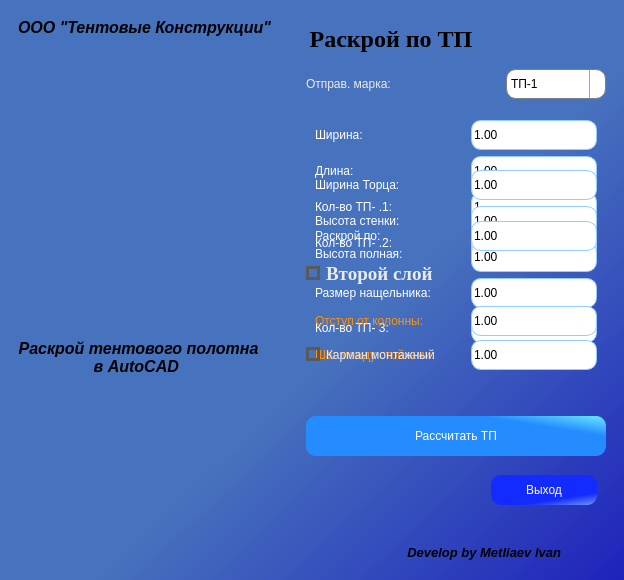
Before: the Qt Designer form ui/calcul_menuv2.ui in Aironbor/AutoCAD-script, drawn with Qt 5.
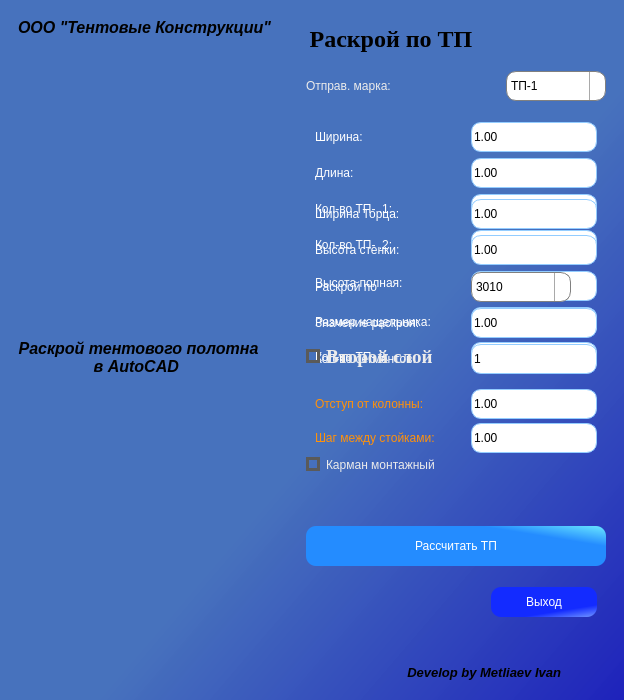
After: the same form once the commit is applied. Icons and pictures are not drawn.

Patch:
```diff
--- a/ui/calcul_menuv2.ui
+++ b/ui/calcul_menuv2.ui
@@ -7,13 +7,13 @@
     <x>0</x>
     <y>0</y>
     <width>624</width>
-    <height>580</height>
+    <height>700</height>
    </rect>
   </property>
   <property name="minimumSize">
    <size>
     <width>624</width>
-    <height>580</height>
+    <height>700</height>
    </size>
   </property>
   <property name="maximumSize">
@@ -1414,14 +1414,26 @@
             <property name="minimumSize">
              <size>
               <width>271</width>
-              <height>48</height>
+              <height>120</height>
+             </size>
+            </property>
+            <property name="maximumSize">
+             <size>
+              <width>16777215</width>
+              <height>81</height>
              </size>
             </property>
             <property name="styleSheet">
              <string notr="true">color:white;</string>
             </property>
             <layout class="QFormLayout" name="formLayout_6">
-             <item row="0" column="0">
+             <property name="topMargin">
+              <number>5</number>
+             </property>
+             <property name="bottomMargin">
+              <number>5</number>
+             </property>
+             <item row="3" column="0">
               <widget class="QLabel" name="label_9">
                <property name="minimumSize">
                 <size>
@@ -1439,11 +1451,11 @@
                 <string notr="true">font: 14pt &quot;Times New Roman&quot;;</string>
                </property>
                <property name="text">
-                <string>Раскрой по:</string>
+                <string>Значение раскроя:</string>
                </property>
               </widget>
              </item>
-             <item row="0" column="1">
+             <item row="3" column="1">
               <widget class="QDoubleSpinBox" name="count_doubleSpinBox_2">
                <property name="minimumSize">
                 <size>
@@ -1534,6 +1546,241 @@
                </property>
               </widget>
              </item>
+             <item row="1" column="1">
+              <widget class="QComboBox" name="cutt_comboBox">
+               <property name="minimumSize">
+                <size>
+                 <width>100</width>
+                 <height>30</height>
+                </size>
+               </property>
+               <property name="maximumSize">
+                <size>
+                 <width>100</width>
+                 <height>30</height>
+                </size>
+               </property>
+               <property name="styleSheet">
+                <string notr="true">QComboBox {
+    border: 1px solid gray;
+    border-radius: 10px;
+    font: 75 14pt &quot;Times New Roman&quot;;
+	color: black;
+}
+QComboBox QAbstractItemView {
+    border: 3px solid darkgray;
+    selection-background-color:qlineargradient(spread:pad, x1:0.886, y1:0.0625, x2:1, y2:0, stop:0.869318 rgba(0, 124, 255, 237), stop:1 rgba(255, 255, 255, 255));
+	color: black;
+}
+QComboBox:on { /* shift the text when the popup opens */
+    padding-top: 3px;
+    padding-left: 4px;
+	color: black;
+}
+
+QComboBox::drop-down {
+    subcontrol-origin: padding;
+    subcontrol-position: top right;
+    width: 15px;
+    border-left-width: 1px;
+    border-left-color: darkgray;
+    border-left-style: solid; /* just a single line */
+    border-top-right-radius: 3px; /* same radius as the QComboBox */
+    border-bottom-right-radius: 3px;
+	color: black;
+}
+
+QComboBox::down-arrow {
+    image:url(:/arrow/dop/arrow.png);
+	height: 18;
+	width: 18;
+}
+
+QComboBox::down-arrow:on { /* shift the arrow when popup is open */
+    top: 1px;
+    left: 1px;
+}
+QComboBox:editable {
+    background: white;
+	color: black;
+	}
+
+QComboBox:!editable, QComboBox::drop-down:editable {
+     background: qlineargradient(x1: 0, y1: 0, x2: 0, y2: 1,
+                                 stop: 0 #E1E1E1, stop: 0.4 #DDDDDD,
+                                 stop: 0.5 #D8D8D8, stop: 1.0 #D3D3D3);
+}
+
+/* QComboBox gets the &quot;on&quot; state when the popup is open */
+QComboBox:!editable:on, QComboBox::drop-down:editable:on {
+    background: qlineargradient(x1: 0, y1: 0, x2: 0, y2: 1,
+                                stop: 0 #D3D3D3, stop: 0.4 #D8D8D8,
+                                stop: 0.5 #DDDDDD, stop: 1.0 #E1E1E1);
+}
+QComboBox QAbstractItemView::item:hover {
+    color: black;
+    background-color: lightgreen;   /*  The whole drop-down window crosss the background color of each item */
+}
+
+/*  After dropping, the entire drop-down window is selected for each pattern. */
+QComboBox QAbstractItemView::item:selected {
+   	color: black;
+    background-color: lightgreen;
+}
+QComboBox:hover {
+    background:qradialgradient(spread:pad, cx:0.5, cy:0.5, radius:0.5, fx:0.5, fy:0.5, stop:0 rgba(209, 248, 255, 255), stop:1 rgba(234, 255, 255, 255));
+	color: black;
+}</string>
+               </property>
+               <item>
+                <property name="text">
+                 <string>3010</string>
+                </property>
+               </item>
+               <item>
+                <property name="text">
+                 <string>2510</string>
+                </property>
+               </item>
+               <item>
+                <property name="text">
+                 <string>Другой</string>
+                </property>
+               </item>
+              </widget>
+             </item>
+             <item row="1" column="0">
+              <widget class="QLabel" name="label_13">
+               <property name="minimumSize">
+                <size>
+                 <width>150</width>
+                 <height>30</height>
+                </size>
+               </property>
+               <property name="maximumSize">
+                <size>
+                 <width>150</width>
+                 <height>30</height>
+                </size>
+               </property>
+               <property name="styleSheet">
+                <string notr="true">font: 14pt &quot;Times New Roman&quot;;</string>
+               </property>
+               <property name="text">
+                <string>Раскрой по</string>
+               </property>
+              </widget>
+             </item>
+             <item row="4" column="1">
+              <widget class="QSpinBox" name="quantity_arc_spinBox">
+               <property name="minimumSize">
+                <size>
+                 <width>0</width>
+                 <height>30</height>
+                </size>
+               </property>
+               <property name="maximumSize">
+                <size>
+                 <width>16777215</width>
+                 <height>30</height>
+                </size>
+               </property>
+               <property name="toolTip">
+                <string>Кол-во сегментов арки</string>
+               </property>
+               <property name="styleSheet">
+                <string notr="true">QSpinBox{
+    background-color:white;
+	border : 1px solid;
+	border-color:rgb(148, 205, 255);
+    border-radius: 10%;
+	color:black;
+	font: 14pt &quot;Times New Roman&quot;;
+ }
+
+QSpinBox:focus{
+	border : 1px solid;
+     border-color:rgb(137, 198, 255);
+	 color:black;
+ }
+QSpinBox::up-button {
+ 	border-radius: 8%;	
+	height: 15;
+	width: 15;
+    subcontrol-position: top right; /* position at the top right corner */
+
+}
+QSpinBox::up-button:hover {
+	background:qlineargradient(spread:pad, x1:0, y1:0.483, x2:1, y2:0.460227, stop:0 rgba(122, 218, 99, 104), stop:1 rgba(118, 255, 128, 255));
+    border:1px solid;
+	border-radius:8%;
+	border-color:rgb(10, 255, 174);
+}
+
+QSpinBox::up-arrow{
+	border-image:url(:/other/dop/Navigate-up-icon.png);
+	height: 12;
+	width: 12;
+}
+QSpinBox::up-arrow:on { /* shift the arrow when popup is open */
+	border: 1 px solid;
+     border-width: 0;
+     border-top-width: 0;
+}
+QSpinBox::down-button {
+ 	border-radius: 8%;	
+	height: 15;
+	width: 15;
+    subcontrol-position:bottom right; /* position at the top right corner */
+
+}
+QSpinBox::down-button:hover {
+	background:qlineargradient(spread:pad, x1:0, y1:0.483, x2:1, y2:0.460227, stop:0 rgba(122, 218, 99, 104), stop:1 rgba(118, 255, 128, 255));
+    border:1px solid;
+	border-radius:8%;
+	border-color:rgb(10, 255, 174);
+}
+QSpinBox::down-arrow {
+	border-image:url(:/other/dop/Navigate-down-icon.png);
+	height: 12;
+	width: 12;
+     border-width: 0;
+     border-top-width: 0;
+}
+
+QSpinBox::down-arrow:on { /* shift the arrow when popup is open */
+	border: 0;
+     border-width: 0;
+     border-top-width: 0;
+}</string>
+               </property>
+               <property name="minimum">
+                <number>1</number>
+               </property>
+              </widget>
+             </item>
+             <item row="4" column="0">
+              <widget class="QLabel" name="label_17">
+               <property name="minimumSize">
+                <size>
+                 <width>150</width>
+                 <height>30</height>
+                </size>
+               </property>
+               <property name="maximumSize">
+                <size>
+                 <width>150</width>
+                 <height>30</height>
+                </size>
+               </property>
+               <property name="styleSheet">
+                <string notr="true">font: 14pt &quot;Times New Roman&quot;;</string>
+               </property>
+               <property name="text">
+                <string>Кол-во сегментов:</string>
+               </property>
+              </widget>
+             </item>
             </layout>
            </widget>
           </item>
```
Left out of the diff: 8 changed lines with no effect on the pictures.
